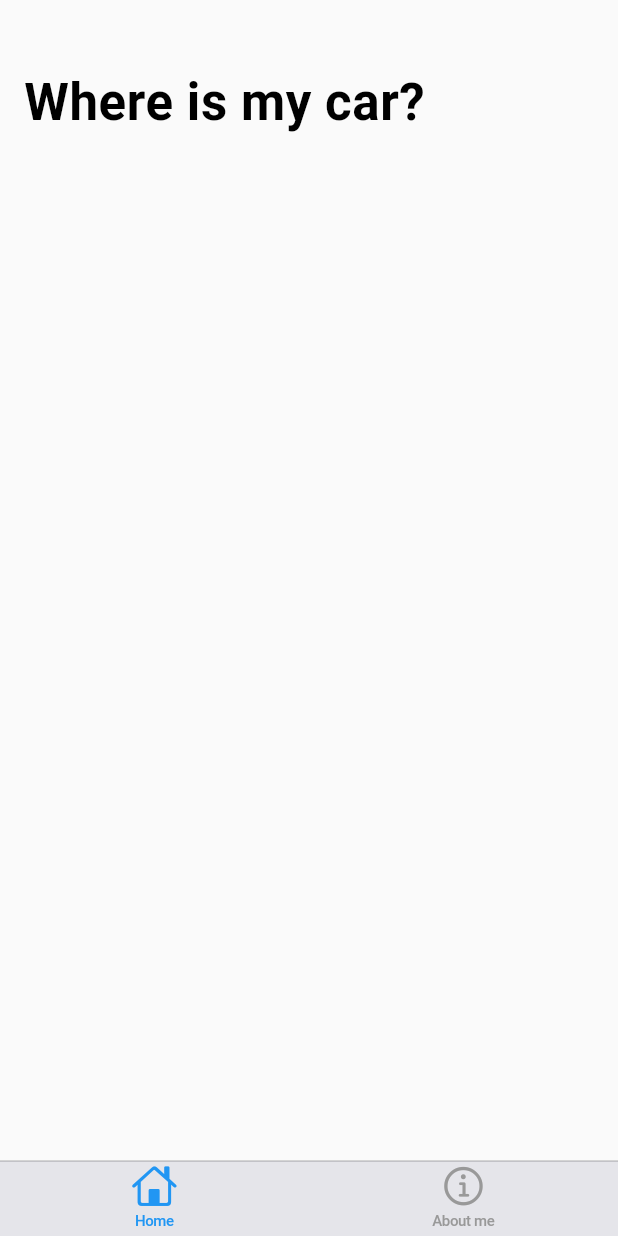
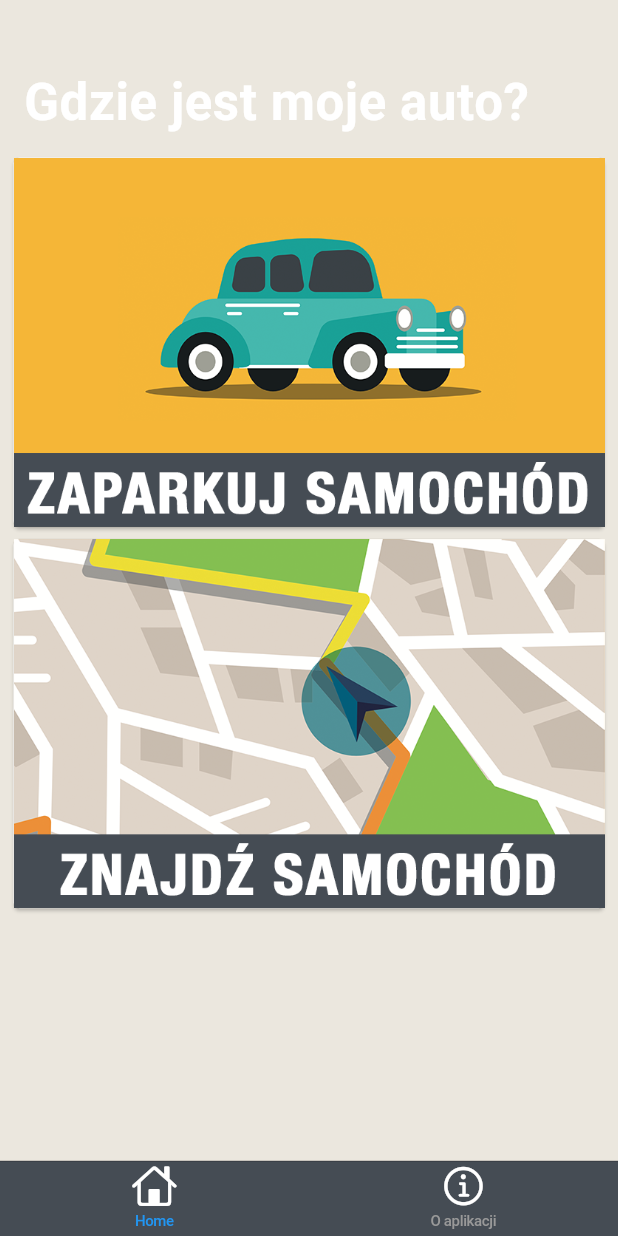
Before and after one commit to vegetablecode/WhereIsMyCar, a Flutter app: the screen it shows after launch, on a phone screen of 412 x 824 dp. Run offline on Flutter 3.47's test engine with Material 2 defaults, Android fonts, the phone set to English and light mode, and no system bars.

Commit message:
basic design & buttons

```diff
--- a/lib/main.dart
+++ b/lib/main.dart
@@ -26,15 +26,15 @@ class _MyHomePageState extends State<MyHomePage> {
   Widget build(BuildContext context) {
     return new CupertinoTabScaffold(
       tabBar: new CupertinoTabBar(
-          backgroundColor: CupertinoColors.lightBackgroundGray,
+          backgroundColor: new Color(0xFF454c54),
           items: [
             new BottomNavigationBarItem(
-              icon: Icon(CupertinoIcons.home),
-              title: Text("Home"),
+              icon: Icon(CupertinoIcons.home, color: Colors.white,),
+              title: Text("Home", style: new TextStyle(color: Colors.white)),
             ),
             new BottomNavigationBarItem(
-              icon: Icon(CupertinoIcons.info),
-              title: Text("About me"),
+              icon: Icon(CupertinoIcons.info, color: Colors.white,),
+              title: Text("O aplikacji", style: new TextStyle(color: Colors.white)),
             ),
           ]),
       tabBuilder: (context, index) {
--- a/lib/pages/Home.dart
+++ b/lib/pages/Home.dart
@@ -9,12 +9,42 @@ class Home extends StatefulWidget {
 class HomeState extends State<Home> {
   @override
   Widget build(BuildContext context) {
+    // load images
+    var parkCarImage = new AssetImage("assets/parkCar.png");
+    var findCarImage = new AssetImage("assets/findCar.png");
+    var parkCarImg = new Image(
+      image: parkCarImage,
+      width: 480.0,
+    );
+    var findCarImg = new Image(
+      image: findCarImage,
+      width: 480.0,
+    );
+
     return CupertinoPageScaffold(
+      backgroundColor: new Color(0xFFebe7de),
         child: CustomScrollView(
       slivers: <Widget>[
-        CupertinoSliverNavigationBar(
-          largeTitle: Text('Where is my car?'),
+        new CupertinoSliverNavigationBar(
+          largeTitle: Text('Gdzie jest moje auto?', style: new TextStyle(color: Colors.white),),
+          backgroundColor: new Color(0xFF454c54),
         ),
+        new SliverFillRemaining(
+            child: new Container(
+          padding: EdgeInsets.all(5.0),
+          child: new Center(
+            child: new Column(children: <Widget>[
+              new Card(
+                  child: new Container(
+                child: parkCarImg,
+              )),
+              new Card(
+                  child: new Container(
+                child: findCarImg,
+              ))
+            ]),
+          ),
+        ))
       ],
     ));
   }
--- a/pubspec.yaml
+++ b/pubspec.yaml
@@ -26,9 +26,9 @@ flutter:
   uses-material-design: true
 
   # To add assets to your application, add an assets section, like this:
-  # assets:
-  #  - images/a_dot_burr.jpeg
-  #  - images/a_dot_ham.jpeg
+  assets:
+     - assets/parkCar.png
+     - assets/findCar.png
 
   # An image asset can refer to one or more resolution-specific "variants", see
   # https://flutter.io/assets-and-images/#resolution-aware.
```
Also changed, not shown: assets/findCar.png (added), assets/parkCar.png (added).
